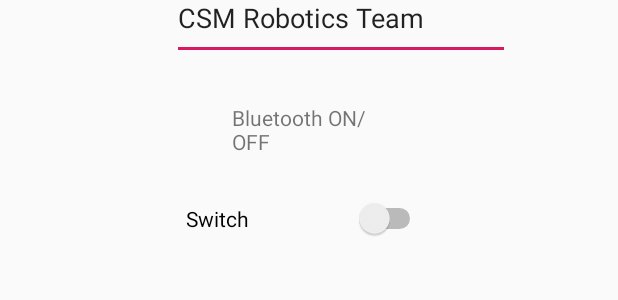
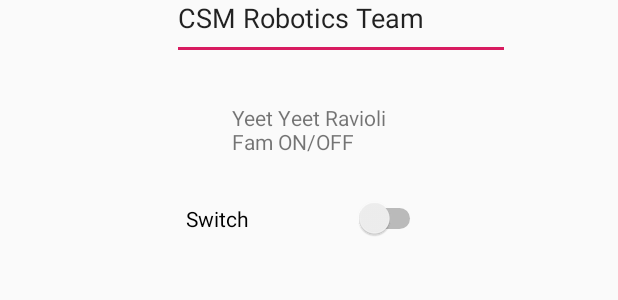
Before and after one commit to RHerrera83/GUI, an Android app: the layout content_main.xml on its own in the app's theme, with its tools: preview values and no code run, on a phone screen of 412 x 824 dp. Shown: the part 330-630 px from the top of the screen. Run offline under Robolectric (Android 15) with nearby library versions, the phone set to English and light mode, and no system bars.

Commit message:
Update content_main.xml

```diff
--- a/app/src/main/res/layout/content_main.xml
+++ b/app/src/main/res/layout/content_main.xml
@@ -28,7 +28,7 @@
         android:layout_height="40dp"
         android:layout_marginEnd="148dp"
         android:layout_marginRight="148dp"
-        android:text="Bluetooth ON/OFF"
+        android:text="Yeet Yeet Ravioli Fam ON/OFF"
         app:layout_constraintBottom_toTopOf="@+id/switch3"
         app:layout_constraintEnd_toEndOf="parent" />
 
```
